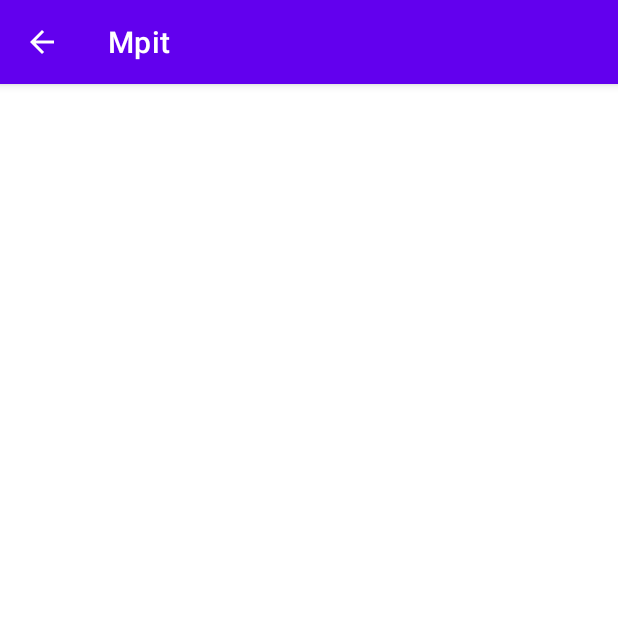
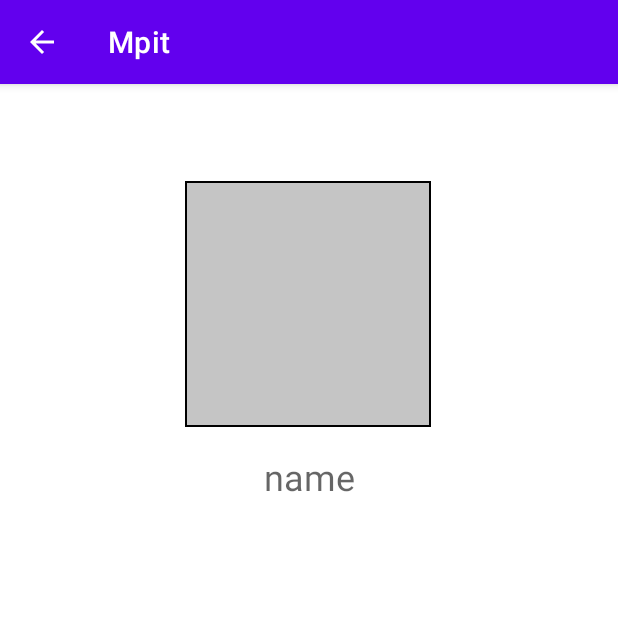
Before and after one commit to highscopeDER/Mpit, an Android app: the ProfilePageActivity screen opened directly, with no data from a screen before it, on a phone screen of 412 x 824 dp, the top half of it. Run offline under Robolectric (Android 15) with nearby library versions, the phone set to English and light mode, and no system bars; our stand-ins replace Firebase (no records; nobody signed in at launch, a user with empty details on screens opened directly); libraries missing offline, so code that uses them is left out: moxy.presenter.

Commit message:
commit 2

```diff
--- a/app/build.gradle
+++ b/app/build.gradle
@@ -52,6 +52,7 @@ dependencies {
     //moxy
     implementation "com.github.moxy-community:moxy:2.2.2"
     implementation 'com.google.firebase:firebase-database-ktx:20.0.4'
+    implementation 'com.google.firebase:firebase-storage-ktx:20.0.1'
     kapt "com.github.moxy-community:moxy-compiler:2.2.2"
     annotationProcessor "com.github.moxy-community:moxy-compiler:2.2.2"
     implementation "com.github.moxy-community:moxy-androidx:2.2.2"
--- a/app/src/main/AndroidManifest.xml
+++ b/app/src/main/AndroidManifest.xml
@@ -4,6 +4,7 @@
 
     <uses-permission android:name="android.permission.ACCESS_NETWORK_STATE" />
     <uses-permission android:name="android.permission.INTERNET" />
+    <uses-permission android:name="android.permission.ACCESS_MEDIA_LOCATION" />
 
     <application
         android:allowBackup="true"
--- a/app/src/main/java/com/example/mpit/view/mainActivity/MainPageInterface.kt
+++ b/app/src/main/java/com/example/mpit/view/mainActivity/MainPageInterface.kt
@@ -1,8 +1,12 @@
 package com.example.mpit.view.mainActivity
 
 import android.content.Intent
+import android.os.Parcelable
 import com.example.mpit.model.User
+import com.example.mpit.view.profileActivity.ProfilePageActivity
+import com.google.android.gms.common.internal.safeparcel.SafeParcelable
 import com.google.firebase.auth.FirebaseUser
+import moxy.MvpAppCompatActivity
 import moxy.MvpView
 import moxy.viewstate.strategy.alias.AddToEnd
 
@@ -10,4 +14,5 @@ import moxy.viewstate.strategy.alias.AddToEnd
 interface MainPageInterface : MvpView {
     fun launchUserLogin(intent: Intent)
     fun updateUser(user: FirebaseUser)
+    fun launchProfile(page: Class<ProfilePageActivity>, user: Parcelable)
 }
--- a/app/src/main/java/com/example/mpit/view/profileActivity/ProfilePageActivity.kt
+++ b/app/src/main/java/com/example/mpit/view/profileActivity/ProfilePageActivity.kt
@@ -1,9 +1,16 @@
 package com.example.mpit.view.profileActivity
 
+import android.content.Intent
+import android.net.Uri
 import android.os.Bundle
-import android.os.PersistableBundle
+import android.provider.MediaStore
+import android.widget.ImageView
+import android.widget.TextView
 import android.widget.Toast
 import com.example.mpit.R
+import com.example.mpit.model.User
+import com.example.mpit.view.mainActivity.USER
+import com.google.firebase.auth.FirebaseUser
 import moxy.MvpAppCompatActivity
 import moxy.presenter.InjectPresenter
 
@@ -11,10 +18,48 @@ class ProfilePageActivity : MvpAppCompatActivity(), ProfilePageInterface {
 
     @InjectPresenter
     lateinit var presenter: ProfilePagePresenter
+    lateinit var profileImageView: ImageView
+    lateinit var profileNameView: TextView
 
-    override fun onCreate(savedInstanceState: Bundle?, persistentState: PersistableBundle?) {
-        super.onCreate(savedInstanceState, persistentState)
+    private val GALERY_REQUEST = 1
+
+
+    override fun onCreate(savedInstanceState: Bundle?) {
+        super.onCreate(savedInstanceState)
         setContentView(R.layout.activity_profile)
+
+        profileNameView = findViewById(R.id.nameTextView)
+
+        val user = intent.getParcelableExtra<User>(USER)
+        if (user != null){
+            val userName = user.name
+            profileNameView.text = userName
+        }
+        profileImageView = findViewById(R.id.profileImage)
+        profileImageView.setOnClickListener {
+            val intent = Intent(Intent.ACTION_PICK)
+            intent.type = "image/*"
+            startActivityForResult(intent, GALERY_REQUEST)
+        }
+    }
+
+    override fun onActivityResult(requestCode: Int, resultCode: Int, data: Intent?) {
+        super.onActivityResult(requestCode, resultCode, data)
+        if (requestCode == GALERY_REQUEST){
+            if (resultCode == RESULT_OK){
+                if (data != null){
+                    val selectedImage = data.data
+                    if (selectedImage != null) {
+                        presenter.dbPullImage(selectedImage)
+                    }
+                }
+            }
+        }
+    }
+
+    override fun setProfileImage(file: Uri) {
+        val bitmap = MediaStore.Images.Media.getBitmap(contentResolver, file)
+        profileImageView.setImageBitmap(bitmap)
     }
 
     override fun message(msg: String) {
--- a/app/src/main/java/com/example/mpit/view/profileActivity/ProfilePageInterface.kt
+++ b/app/src/main/java/com/example/mpit/view/profileActivity/ProfilePageInterface.kt
@@ -1,9 +1,12 @@
 package com.example.mpit.view.profileActivity
 
+import android.net.Uri
 import moxy.MvpView
 import moxy.viewstate.strategy.alias.AddToEnd
 
 @AddToEnd
 interface ProfilePageInterface : MvpView {
     fun message(msg: String)
+    fun setProfileImage(file: Uri)
+
 }
--- /dev/null
+++ b/app/src/main/res/drawable/profile_image_tint.xml
@@ -0,0 +1,5 @@
+<?xml version="1.0" encoding="utf-8"?>
+<shape xmlns:android="http://schemas.android.com/apk/res/android">
+    <solid android:color="#C5C5C5" />
+    <stroke android:color="@color/black" android:width="1dp" />
+</shape>
--- a/app/src/main/res/layout/activity_profile.xml
+++ b/app/src/main/res/layout/activity_profile.xml
@@ -1,16 +1,36 @@
 <?xml version="1.0" encoding="utf-8"?>
 <androidx.constraintlayout.widget.ConstraintLayout xmlns:android="http://schemas.android.com/apk/res/android"
+    xmlns:app="http://schemas.android.com/apk/res-auto"
     android:layout_width="match_parent"
     android:layout_height="match_parent"
     xmlns:tools="http://schemas.android.com/tools"
-    tools:context=".view.profileActivity.ProfilePageActivity">
+    tools:context=".view.profileActivity.ProfilePageActivity"
+    >
+
+    <ImageView
+        android:id="@+id/profileImage"
+        android:layout_width="164dp"
+        android:layout_height="164dp"
+        android:src="@drawable/profile_image_tint"
+        android:scaleType="centerInside"
+        app:layout_constraintBottom_toBottomOf="parent"
+        app:layout_constraintEnd_toEndOf="parent"
+        app:layout_constraintHorizontal_bias="0.497"
+        app:layout_constraintStart_toStartOf="parent"
+        app:layout_constraintTop_toTopOf="parent"
+        app:layout_constraintVertical_bias="0.107" />
 
     <TextView
-        android:layout_width="match_parent"
-        android:layout_height="match_parent"
-        android:text="Profile"
-        android:gravity="center"
-        android:textSize="36sp"
-        />
+        android:id="@+id/nameTextView"
+        android:layout_width="wrap_content"
+        android:layout_height="wrap_content"
+        android:hint="name"
+        android:textSize="24sp"
+        app:layout_constraintBottom_toBottomOf="parent"
+        app:layout_constraintEnd_toEndOf="parent"
+        app:layout_constraintStart_toStartOf="parent"
+        app:layout_constraintTop_toBottomOf="@+id/profileImage"
+        app:layout_constraintVertical_bias="0.033" />
+
 
 </androidx.constraintlayout.widget.ConstraintLayout>
```
Also changed, not shown: app/src/main/java/com/example/mpit/view/mainActivity/MainPageActivity.kt (+24 -16 lines), app/src/main/java/com/example/mpit/view/mainActivity/MainPagePresenter.kt (+32 -0 lines), app/src/main/java/com/example/mpit/view/profileActivity/ProfilePagePresenter.kt (+20 -2 lines), app/src/main/res/layout/activity_main.xml (+25 -0 lines).
